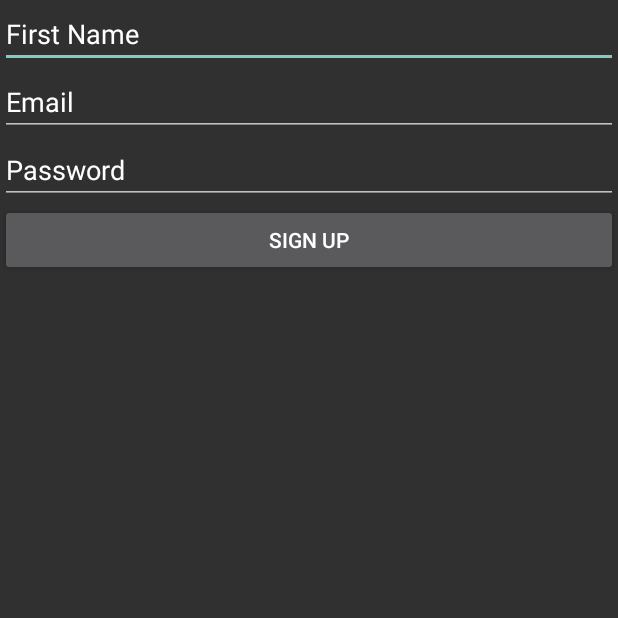
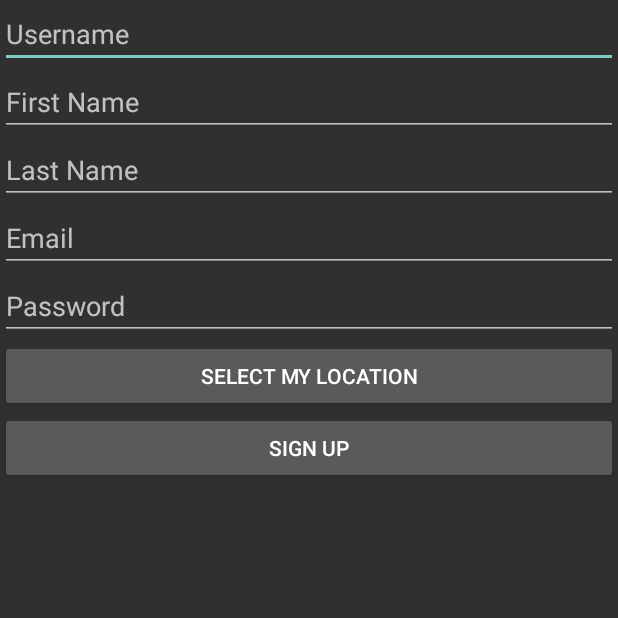
Before and after one commit to Tsovinar98/FitConnect, an Android app: the SignupActivity screen opened directly, with no data from a screen before it, on a phone screen of 412 x 824 dp, the top half of it. Run offline under Robolectric (Android 15) with nearby library versions, the phone set to English and light mode, and no system bars; our stand-ins replace Firebase (no records; nobody signed in at launch, a user with empty details on screens opened directly).

Commit message:
Added editTexts in Sign Up to get last name, added button for location

```diff
--- a/app/src/main/res/layout/activity_signup.xml
+++ b/app/src/main/res/layout/activity_signup.xml
@@ -12,29 +12,50 @@
         android:orientation="vertical">
 
         <EditText
+            android:id="@+id/editText_su_username"
+            android:layout_width="match_parent"
+            android:layout_height="wrap_content"
+            android:ems="10"
+            android:hint="Username"
+            android:inputType="textPersonName" />
+
+        <EditText
             android:id="@+id/editText_su_firstName"
             android:layout_width="match_parent"
             android:layout_height="wrap_content"
             android:ems="10"
             android:hint="First Name"
-            android:inputType="textPersonName"
-            android:text="First Name" />
+            android:inputType="textPersonName" />
+
+        <EditText
+            android:id="@+id/editText_su_lastName"
+            android:layout_width="match_parent"
+            android:layout_height="wrap_content"
+            android:ems="10"
+            android:hint="Last Name"
+            android:inputType="textPersonName" />
 
         <EditText
             android:id="@+id/editText_su_email"
             android:layout_width="match_parent"
             android:layout_height="wrap_content"
             android:ems="10"
-            android:inputType="textPersonName"
-            android:text="Email" />
+            android:hint="Email"
+            android:inputType="textPersonName" />
 
         <EditText
             android:id="@+id/editText_su_password"
             android:layout_width="match_parent"
             android:layout_height="wrap_content"
             android:ems="10"
-            android:inputType="textPersonName"
-            android:text="Password" />
+            android:hint="Password"
+            android:inputType="textPersonName" />
+
+        <Button
+            android:id="@+id/button_su_selectLocation"
+            android:layout_width="match_parent"
+            android:layout_height="wrap_content"
+            android:text="Select My Location" />
 
         <Button
             android:id="@+id/button_su_signup"
```
